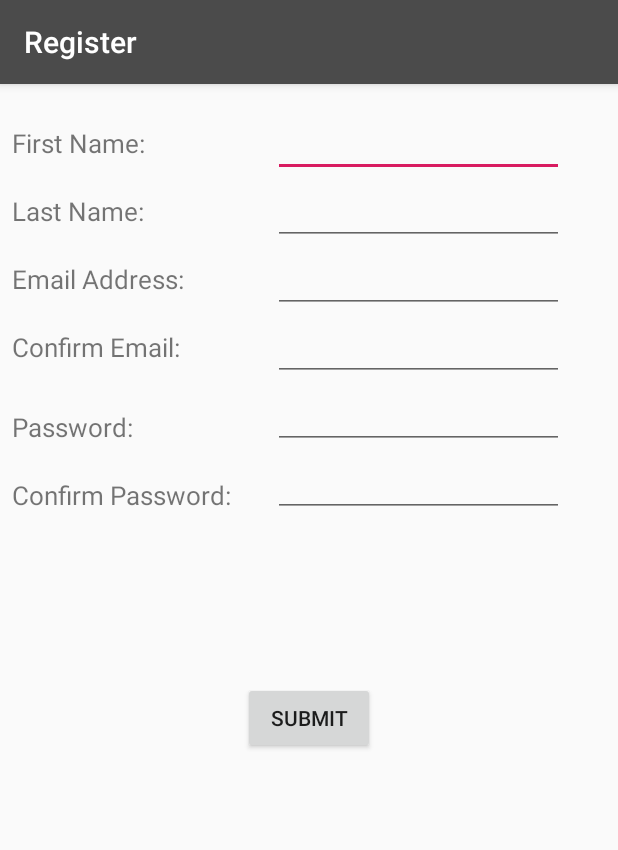
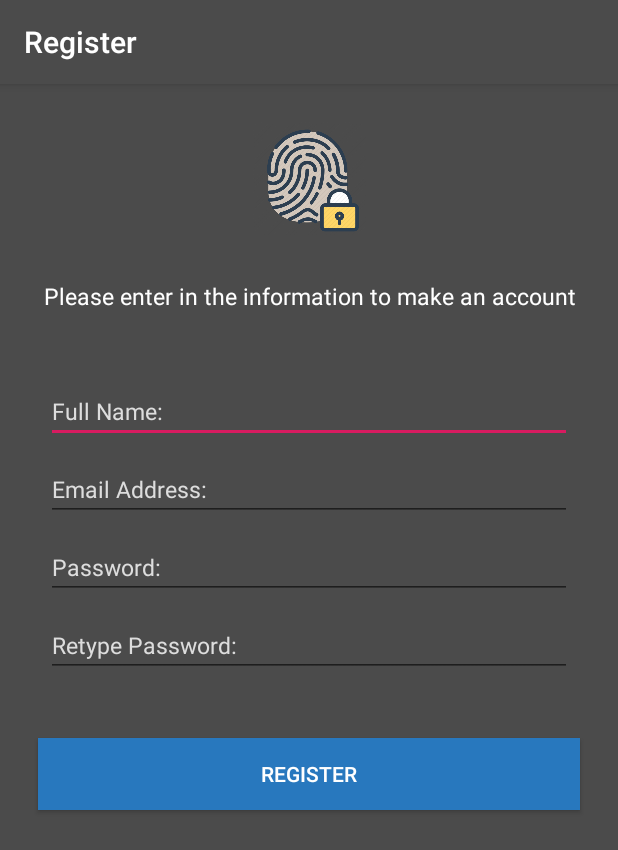
Before and after one commit to Kapish630/SecureVault, an Android app: the Register screen opened directly, with no data from a screen before it, on a phone screen of 412 x 824 dp. Shown: the top 850 px of the screen. Run offline under Robolectric (Android 15) with nearby library versions, the phone set to English and light mode, and no system bars.

Commit message:
Changes to Registration Page

```diff
--- a/app/src/main/res/layout/activity_log_in_page.xml
+++ b/app/src/main/res/layout/activity_log_in_page.xml
@@ -14,7 +14,7 @@
         android:layout_width="150sp"
         android:layout_height="100sp"
         android:layout_marginStart="8dp"
-        android:layout_marginTop="20dp"
+        android:layout_marginTop="50dp"
         android:layout_marginEnd="8dp"
         app:layout_constraintEnd_toEndOf="parent"
         app:layout_constraintStart_toStartOf="parent"
--- a/app/src/main/res/layout/activity_register.xml
+++ b/app/src/main/res/layout/activity_register.xml
@@ -4,202 +4,125 @@
     xmlns:tools="http://schemas.android.com/tools"
     android:layout_width="match_parent"
     android:layout_height="match_parent"
+    android:background="@color/colorPrimary"
+    android:layout_gravity="center"
     tools:context=".Register">
 
-    <ScrollView
-        android:id="@+id/regScrollView"
-        android:layout_width="368dp"
-        android:layout_height="310dp"
-        android:layout_marginStart="8dp"
-        android:layout_marginTop="8dp"
-        android:layout_marginEnd="8dp"
-        android:layout_marginBottom="8dp"
-        app:layout_constraintBottom_toBottomOf="parent"
+    <!-- Message to the user to enter in the information
+                                                            -->
+    <TextView
+        android:id="@+id/registerLabel"
+        android:layout_width="0dp"
+        android:layout_height="wrap_content"
+        android:layout_marginStart="15dp"
+        android:layout_marginTop="30dp"
+        android:layout_marginEnd="15dp"
+        android:gravity="center"
+        android:text="@string/registerMessage"
+        android:textColor="@color/colorWhite"
+        android:textSize="15sp"
         app:layout_constraintEnd_toEndOf="parent"
         app:layout_constraintHorizontal_bias="0.0"
         app:layout_constraintStart_toStartOf="parent"
-        app:layout_constraintTop_toTopOf="parent"
-        app:layout_constraintVertical_bias="0.02">
+        app:layout_constraintTop_toBottomOf="@+id/registerLogo" />
 
-        <LinearLayout
+
+    <LinearLayout
+        android:id="@+id/registerLinearLayout"
+        android:layout_width="match_parent"
+        android:layout_height="wrap_content"
+        android:layout_marginStart="15dp"
+        android:layout_marginTop="30dp"
+        android:layout_marginEnd="15dp"
+        android:orientation="vertical"
+        android:padding="15sp"
+        app:layout_constraintEnd_toEndOf="parent"
+        app:layout_constraintStart_toStartOf="parent"
+        app:layout_constraintTop_toBottomOf="@+id/registerLabel">
+
+        <EditText
+            android:id="@+id/reigsterFullName"
             android:layout_width="match_parent"
-            android:layout_height="match_parent"
-            android:orientation="vertical">
+            android:layout_height="wrap_content"
+            android:layout_marginBottom="10sp"
+            android:digits="@string/alpha"
+            android:ems="10"
+            android:hint="@string/fullName"
+            android:inputType="textCapCharacters|textPersonName"
+            android:selectAllOnFocus="true"
+            android:singleLine="true"
+            android:textColor="@color/colorWhite"
+            android:textColorHint="@color/colorGrey"
+            android:textSize="15sp" />
 
-            <LinearLayout
-                android:layout_width="match_parent"
-                android:layout_height="match_parent"
-                android:orientation="horizontal">
+        <EditText
+            android:id="@+id/registerEmail"
+            android:layout_width="match_parent"
+            android:layout_height="wrap_content"
+            android:layout_marginBottom="10sp"
+            android:ems="10"
+            android:hint="@string/email_address"
+            android:inputType="textEmailAddress"
+            android:selectAllOnFocus="true"
+            android:singleLine="true"
+            android:textColor="@color/colorWhite"
+            android:textColorHint="@color/colorGrey"
+            android:textSize="15sp" />
 
-                <TextView
-                    android:id="@+id/regText1"
-                    android:layout_width="30sp"
-                    android:layout_height="wrap_content"
-                    android:layout_weight="1"
-                    android:text="First Name: "
-                    android:textSize="17dp"
-                    tools:layout_editor_absoluteX="0dp"
-                    tools:layout_editor_absoluteY="47dp" />
+        <EditText
+            android:id="@+id/registerPassword1"
+            android:layout_width="match_parent"
+            android:layout_height="wrap_content"
+            android:layout_marginBottom="10sp"
+            android:ems="10"
+            android:hint="@string/password"
+            android:inputType="textPassword"
+            android:selectAllOnFocus="true"
+            android:singleLine="true"
+            android:textColor="@color/colorWhite"
+            android:textColorHint="@color/colorGrey"
+            android:textSize="15sp" />
 
-                <EditText
-                    android:id="@+id/regEdit1"
-                    android:layout_width="50sp"
-                    android:layout_height="wrap_content"
-                    android:layout_weight="1"
-                    android:width="50sp"
-                    android:ems="10"
-                    android:inputType="textPersonName"
-                    android:maxLength="30" />
-            </LinearLayout>
+        <EditText
+            android:id="@+id/registerPassword2"
+            android:layout_width="match_parent"
+            android:layout_height="wrap_content"
+            android:ems="10"
+            android:hint="@string/retypePassword"
+            android:inputType="textPassword"
+            android:selectAllOnFocus="true"
+            android:singleLine="true"
+            android:textColor="@color/colorWhite"
+            android:textColorHint="@color/colorGrey"
+            android:textSize="15sp" />
 
-            <LinearLayout
-                android:layout_width="match_parent"
-                android:layout_height="match_parent"
-                android:orientation="horizontal">
-
-                <TextView
-                    android:id="@+id/regText2"
-                    android:layout_width="30sp"
-                    android:layout_height="wrap_content"
-                    android:layout_weight="1"
-                    android:text="Last Name: "
-                    android:textSize="17dp"
-                    tools:layout_editor_absoluteX="0dp"
-                    tools:layout_editor_absoluteY="91dp" />
-
-                <EditText
-                    android:id="@+id/regEdit2"
-                    android:layout_width="50sp"
-                    android:layout_height="wrap_content"
-                    android:layout_weight="1"
-                    android:width="50sp"
-                    android:ems="10"
-                    android:inputType="textPersonName"
-                    android:maxLength="30" />
-            </LinearLayout>
-
-            <LinearLayout
-                android:layout_width="match_parent"
-                android:layout_height="match_parent"
-                android:orientation="horizontal">
-
-                <TextView
-                    android:id="@+id/regText3"
-                    android:layout_width="30sp"
-                    android:layout_height="wrap_content"
-                    android:layout_weight="1"
-                    android:text="Email Address: "
-                    android:textSize="17dp"
-                    tools:layout_editor_absoluteX="0dp"
-                    tools:layout_editor_absoluteY="151dp" />
-
-                <EditText
-                    android:id="@+id/regEdit3"
-                    android:layout_width="50sp"
-                    android:layout_height="wrap_content"
-                    android:layout_weight="1"
-                    android:ems="10"
-                    android:inputType="textEmailAddress"
-                    tools:layout_editor_absoluteX="130dp"
-                    tools:layout_editor_absoluteY="320dp" />
-            </LinearLayout>
-
-            <LinearLayout
-                android:layout_width="match_parent"
-                android:layout_height="match_parent"
-                android:orientation="horizontal">
-
-                <TextView
-                    android:id="@+id/regText4"
-                    android:layout_width="30sp"
-                    android:layout_height="wrap_content"
-                    android:layout_weight="1"
-                    android:text="Confirm Email: "
-                    android:textSize="17dp"
-                    tools:layout_editor_absoluteX="0dp"
-                    tools:layout_editor_absoluteY="209dp" />
-
-                <EditText
-                    android:id="@+id/regEdit4"
-                    android:layout_width="50sp"
-                    android:layout_height="wrap_content"
-                    android:layout_weight="1"
-                    android:ems="10"
-                    android:inputType="textEmailAddress" />
-            </LinearLayout>
-
-            <LinearLayout
-                android:layout_width="match_parent"
-                android:layout_height="match_parent"
-                android:orientation="horizontal">
-
-                <TextView
-                    android:id="@+id/regText5"
-                    android:layout_width="30sp"
-                    android:layout_height="wrap_content"
-                    android:layout_marginTop="8dp"
-                    android:layout_marginBottom="8dp"
-                    android:layout_weight="1"
-                    android:text="Password: "
-                    android:textSize="17dp"
-                    app:layout_constraintBottom_toBottomOf="parent"
-                    app:layout_constraintTop_toBottomOf="@+id/regText4"
-                    app:layout_constraintVertical_bias="0.125"
-                    tools:layout_editor_absoluteX="0dp" />
-
-                <EditText
-                    android:id="@+id/regEdit5"
-                    android:layout_width="50sp"
-                    android:layout_height="wrap_content"
-                    android:layout_weight="1"
-                    android:ems="10"
-                    android:inputType="textPassword" />
-            </LinearLayout>
-
-            <LinearLayout
-                android:layout_width="match_parent"
-                android:layout_height="match_parent"
-                android:orientation="horizontal">
-
-                <TextView
-                    android:id="@+id/regText6"
-                    android:layout_width="30sp"
-                    android:layout_height="wrap_content"
-                    android:layout_marginTop="8dp"
-                    android:layout_marginBottom="8dp"
-                    android:layout_weight="1"
-                    android:text="Confirm Password: "
-                    android:textSize="17dp"
-                    app:layout_constraintBottom_toBottomOf="parent"
-                    app:layout_constraintTop_toBottomOf="@+id/regText4"
-                    app:layout_constraintVertical_bias="0.125"
-                    tools:layout_editor_absoluteX="0dp" />
-
-                <EditText
-                    android:id="@+id/regEdit6"
-                    android:layout_width="50sp"
-                    android:layout_height="wrap_content"
-                    android:layout_weight="1"
-                    android:ems="10"
-                    android:inputType="textPassword" />
-            </LinearLayout>
-        </LinearLayout>
-    </ScrollView>
+    </LinearLayout>
 
     <Button
-        android:id="@+id/regBtn"
-        android:layout_width="wrap_content"
+        android:id="@+id/registerButton"
+        android:layout_width="match_parent"
         android:layout_height="wrap_content"
-        android:layout_marginStart="8dp"
-        android:layout_marginTop="8dp"
-        android:layout_marginEnd="8dp"
-        android:layout_marginBottom="7dp"
-        android:text="Submit"
-        app:layout_constraintBottom_toBottomOf="parent"
+        android:layout_marginStart="25dp"
+        android:layout_marginTop="25dp"
+        android:layout_marginEnd="25dp"
+        android:background="@color/colorBlue"
+        android:text="@string/register"
+        android:textColor="@color/colorWhite"
         app:layout_constraintEnd_toEndOf="parent"
         app:layout_constraintStart_toStartOf="parent"
-        app:layout_constraintTop_toBottomOf="@+id/regScrollView"
-        app:layout_constraintVertical_bias="0.17" />
+        app:layout_constraintTop_toBottomOf="@+id/registerLinearLayout" />
+
+    <ImageView
+        android:id="@+id/registerLogo"
+        android:layout_width="75sp"
+        android:layout_height="75sp"
+        android:layout_marginStart="8dp"
+        android:layout_marginTop="25dp"
+        android:layout_marginEnd="8dp"
+        app:layout_constraintEnd_toEndOf="parent"
+        app:layout_constraintStart_toStartOf="parent"
+        app:layout_constraintTop_toTopOf="parent"
+        app:srcCompat="@drawable/logo" />
 
 
 </android.support.constraint.ConstraintLayout>
--- a/app/src/main/res/values/colors.xml
+++ b/app/src/main/res/values/colors.xml
@@ -8,4 +8,10 @@
     <color name="colorWhite">#FFF</color>
     <color name="colorGrey">#DDD</color>
     <color name="colorLightGrey">#EEE</color>
+    <color name="colorGreen">#006F51</color>
+    <color name="colorBrightGreen">#0f0</color>
+    <color name="colorErrorRed">#f66</color>
+
+
+
 </resources>
--- a/app/src/main/res/values/strings.xml
+++ b/app/src/main/res/values/strings.xml
@@ -15,6 +15,13 @@
     <string name="register">Register</string>
     <string name="forgot_Password">Forgot Password?</string>
     <string name="no_Account">No Account? Click Here</string>
+    <string name="registerMessage">Please enter in the information to make an account</string>
+
+    <string name="alpha">ABCDEFGHIJKLMNOPQRSTUVWXYZ</string>
+    <string name="emailHint">Enter in your email address</string>
+    <string name="passwordHint">Enter in your password</string>
+    <string name="retypePassword">Retype Password:</string>
+    <string name="fullName">Full Name:</string>
 
 
     <string-array name="fsc_bcs_classes">
```
